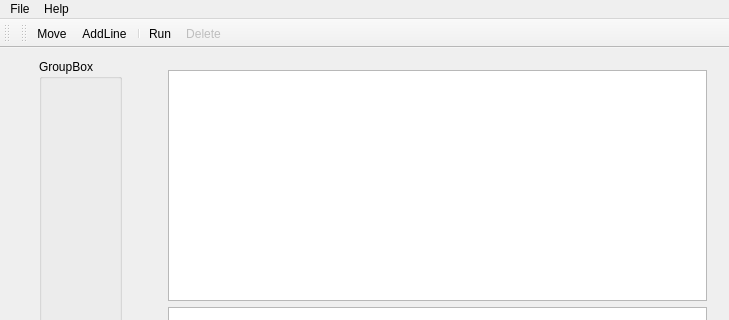
Above: mainwindow.ui from kornel13/zaawansowaneCPP before the change; both pictures show x 0 to 729 and y 0 to 320 of the 729 by 543 pixel window. Below: the same form after it.
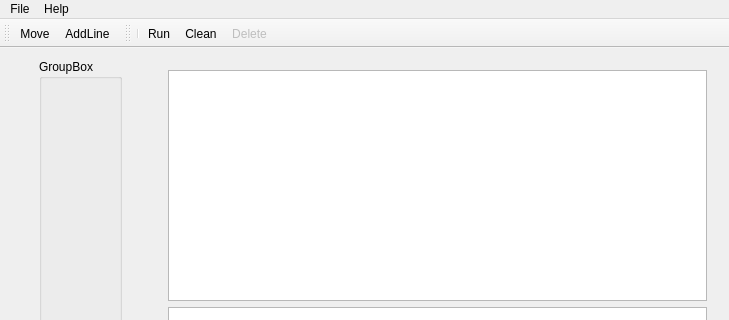
That is the form after the change.

```diff
--- a/mainwindow.ui
+++ b/mainwindow.ui
@@ -77,6 +77,8 @@
    <attribute name="toolBarBreak">
     <bool>false</bool>
    </attribute>
+   <addaction name="actionMove"/>
+   <addaction name="actionAddLine"/>
   </widget>
   <widget class="QStatusBar" name="statusBar"/>
   <widget class="QToolBar" name="toolBar">
@@ -89,10 +91,9 @@
    <attribute name="toolBarBreak">
     <bool>false</bool>
    </attribute>
-   <addaction name="actionMove"/>
-   <addaction name="actionAddLine"/>
    <addaction name="separator"/>
    <addaction name="actionRun"/>
+   <addaction name="actionClean"/>
    <addaction name="actionDelete"/>
   </widget>
   <action name="actionMove">
@@ -148,6 +149,14 @@
     <string>Del</string>
    </property>
   </action>
+  <action name="actionClean">
+   <property name="text">
+    <string>Clean</string>
+   </property>
+   <property name="toolTip">
+    <string>Cleans text field below</string>
+   </property>
+  </action>
  </widget>
  <layoutdefault spacing="6" margin="11"/>
  <resources/>
```
